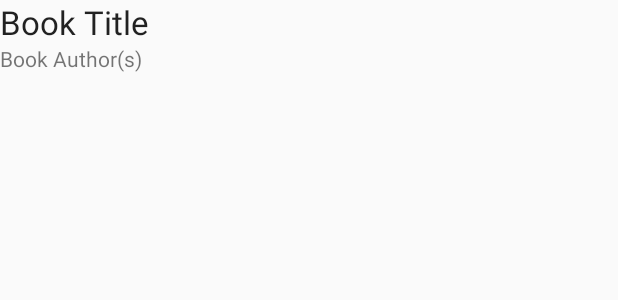
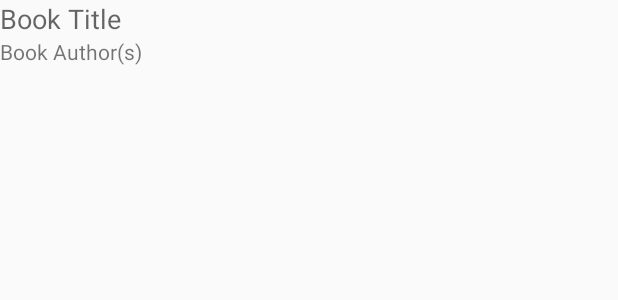
Before and after one commit to juangdiaz/BookShelf, an Android app: the layout book_list.xml on its own in the app's theme, with its tools: preview values and no code run, on a phone screen of 412 x 824 dp. Shown: the top 300 px of the screen. Run offline under Robolectric (Android 15) with nearby library versions, the phone set to English and light mode, and no system bars.

Commit message:
samll change in the book_list.xml

```diff
--- a/app/src/main/res/layout/book_list.xml
+++ b/app/src/main/res/layout/book_list.xml
@@ -8,7 +8,7 @@
     <TextView
         android:layout_width="wrap_content"
         android:layout_height="wrap_content"
-        android:textAppearance="?android:attr/textAppearanceLarge"
+        android:textAppearance="?android:attr/textAppearanceMedium"
         android:text="Book Title"
         android:id="@+id/txtBookTitle" />
         />
```
